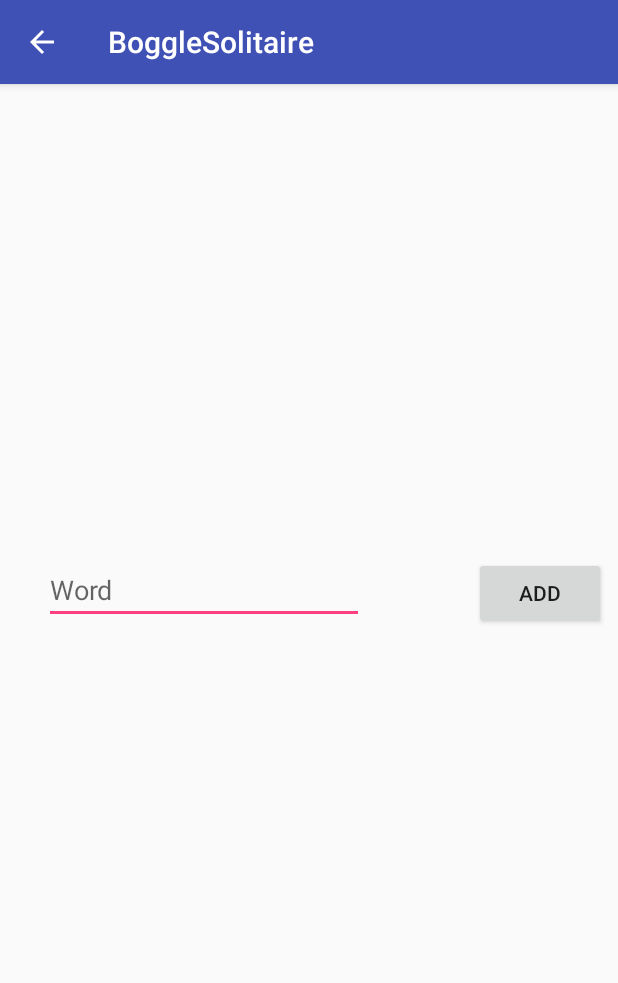
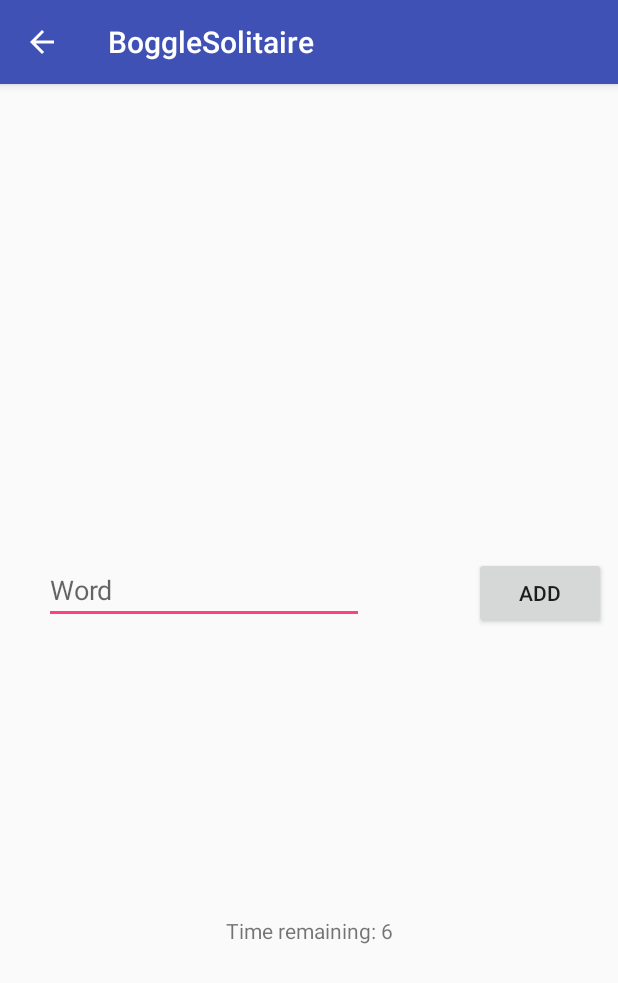
Before and after one commit to seacamjen/boggle-solitare, an Android app: the GameplayActivity screen opened directly, with no data from a screen before it, after a tap on "ADD", on a phone screen of 412 x 824 dp. Shown: the top 983 px of the screen. Run offline under Robolectric (Android 15) with nearby library versions, the phone set to English and light mode, and no system bars; our stand-ins replace ButterKnife; 1 statement that could not run was skipped.

```diff
--- a/app/src/main/java/com/epicodus/bogglesolitaire/GameplayActivity.java
+++ b/app/src/main/java/com/epicodus/bogglesolitaire/GameplayActivity.java
@@ -1,6 +1,7 @@
 package com.epicodus.bogglesolitaire;
 
 import android.content.Intent;
+import android.os.CountDownTimer;
 import android.support.v7.app.AppCompatActivity;
 import android.os.Bundle;
 import android.util.Log;
@@ -8,6 +9,7 @@ import android.view.View;
 import android.widget.Button;
 import android.widget.EditText;
 import android.widget.GridView;
+import android.widget.TextView;
 import android.widget.Toast;
 
 import java.util.ArrayList;
@@ -21,6 +23,7 @@ import static java.util.concurrent.ThreadLocalRandom.current;
 public class GameplayActivity extends AppCompatActivity implements View.OnClickListener {
     @Bind (R.id.wordSubmitText) Button mWordSubmitText;
     @Bind (R.id.answerText) EditText mAnswerText;
+    @Bind (R.id.timerDisplay) TextView mTimerDisplay;
     GridView gridView;
     private Character[] allLetters = new Character[] {
             'A', 'B', 'C', 'D', 'E', 'F', 'G', 'H', 'I', 'J', 'K', 'L', 'M', 'N', 'O', 'P', 'Q', 'R', 'S', 'T', 'U', 'V', 'W', 'X', 'Y', 'Z'
@@ -38,6 +41,16 @@ public class GameplayActivity extends AppCompatActivity implements View.OnClickL
         gridView = (GridView) findViewById(R.id.baseGridView);
         gridView.setAdapter(new BoggleLetterAdapter(this, currentLetterSet));
         mWordSubmitText.setOnClickListener(this);
+        new CountDownTimer(10000, 1000){
+            public void onTick(long millisUntilFinished){
+                mTimerDisplay.setText("Time remaining: " + millisUntilFinished/1000);
+            }
+            public void onFinish(){
+                Intent intent = new Intent(GameplayActivity.this, ResultsActivity.class);
+                intent.putStringArrayListExtra("results", results);
+                startActivity(intent);
+            }
+        }.start();
     }
 
     @Override
@@ -45,12 +58,10 @@ public class GameplayActivity extends AppCompatActivity implements View.OnClickL
         String word = mAnswerText.getText().toString();
         if (isValidWordInLetterSet(word, currentLetterSet) && !results.contains(word.toUpperCase())) {
            results.add(word.toUpperCase());
-            for(int i=0; i<results.size(); i++){
-                Log.d("result", results.get(i));
-            }
         } else {
             Toast.makeText(GameplayActivity.this, "Try Again", Toast.LENGTH_SHORT).show();
         }
+        mAnswerText.setText("");
     }
 
     public ArrayList<Character> generateLetters(){
--- a/app/src/main/res/layout/activity_gameplay.xml
+++ b/app/src/main/res/layout/activity_gameplay.xml
@@ -51,5 +51,18 @@
         app:layout_constraintLeft_toRightOf="@+id/editText"
         android:layout_marginLeft="8dp" />
 
+    <TextView
+        android:id="@+id/timerDisplay"
+        android:layout_width="wrap_content"
+        android:layout_height="wrap_content"
+        android:layout_marginTop="8dp"
+        app:layout_constraintTop_toBottomOf="@+id/answerText"
+        app:layout_constraintBottom_toBottomOf="parent"
+        android:layout_marginBottom="8dp"
+        android:layout_marginLeft="8dp"
+        app:layout_constraintLeft_toLeftOf="parent"
+        android:layout_marginRight="8dp"
+        app:layout_constraintRight_toRightOf="parent" />
+
 
 </android.support.constraint.ConstraintLayout>
```
Also changed, not shown: app/src/main/AndroidManifest.xml (+4 -4 lines), app/src/main/java/com/epicodus/bogglesolitaire/ResultsActivity.java (added, +34 -0 lines), app/src/main/res/layout/activity_results.xml (added, +36 -0 lines).
